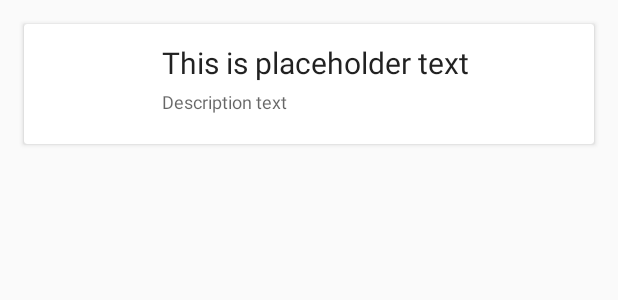
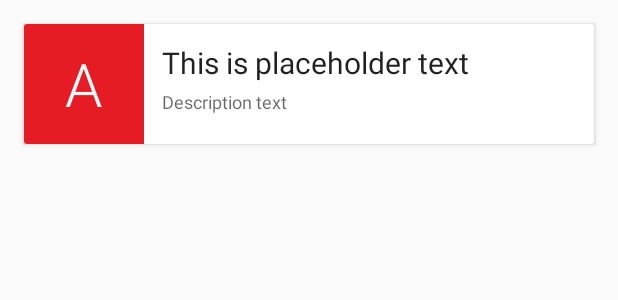
Before and after one commit to anandbibek/Advaitam-2016, an Android app: the layout list_row.xml on its own in the app's theme, with its tools: preview values and no code run, on a phone screen of 412 x 824 dp. Shown: the top 300 px of the screen. Run offline under Robolectric (Android 15) with nearby library versions, the phone set to English and light mode, and no system bars; network calls fail.

Commit message:
Thumbnails from character and random colors

```diff
--- a/app/src/main/res/layout/list_row.xml
+++ b/app/src/main/res/layout/list_row.xml
@@ -19,7 +19,24 @@
             android:layout_alignParentLeft="true"
             android:layout_centerVertical="true"
             android:scaleType="centerCrop"
+            tools:background="@color/color0"
             android:layout_marginRight="12dp"/>
+
+        <TextView
+            android:id="@+id/thumbText"
+            android:layout_alignBottom="@+id/thumbnail"
+            android:layout_alignTop="@+id/thumbnail"
+            android:layout_width="wrap_content"
+            android:layout_height="wrap_content"
+            android:layout_margin="@dimen/card_margin"
+            android:textColor="@android:color/white"
+            android:textSize="40sp"
+            tools:text="A"
+            android:fontFamily="sans-serif-light"
+            android:textAppearance="@style/TextAppearance.AppCompat.Display4"
+            android:layout_alignLeft="@+id/thumbnail"
+            android:layout_alignRight="@+id/thumbnail"
+            android:gravity="center_vertical|center_horizontal" />
 
         <TextView
             android:id="@+id/title"
```
Also changed, not shown: app/src/main/java/in/ac/nita/advaitam/MyRecyclerAdapter.java (+11 -5 lines), app/src/main/res/values/colors.xml (+36 -0 lines).
